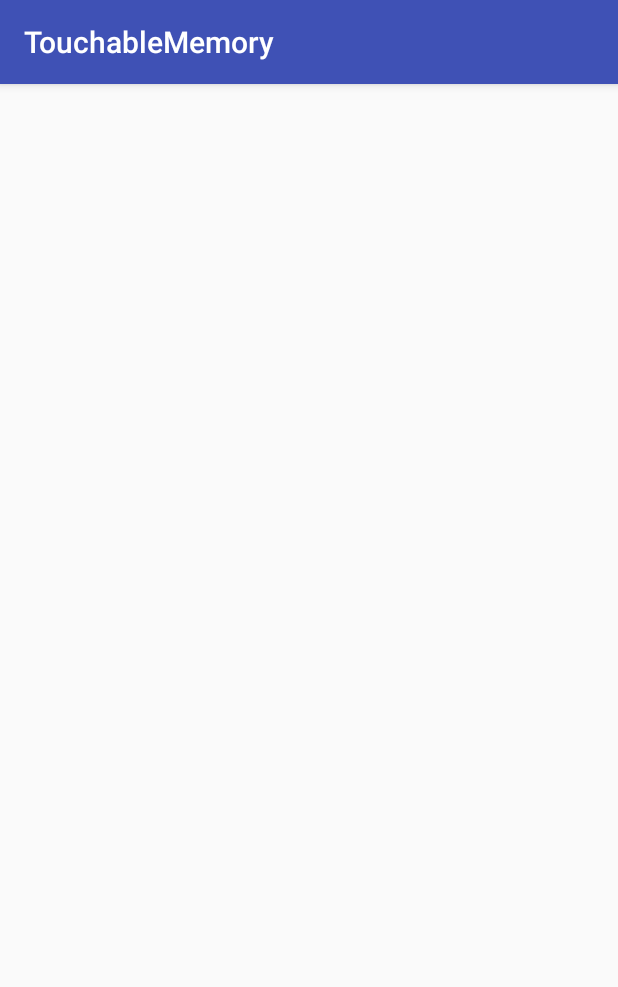
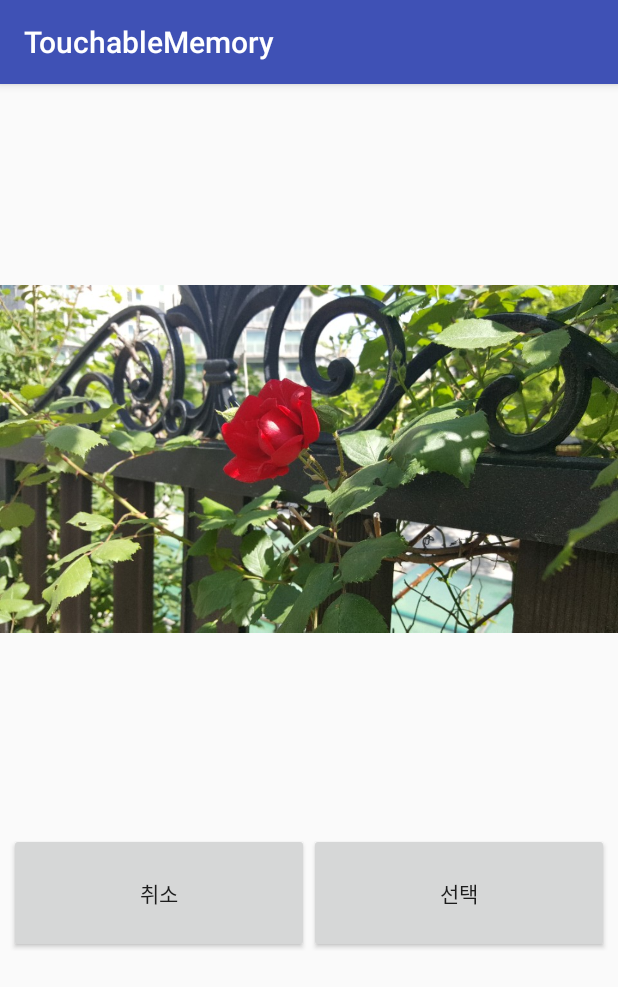
Before and after one commit to ParkSungmi/ButterflyEffect, an Android app: the Picture screen opened directly, with no data from a screen before it, on a phone screen of 412 x 824 dp. Shown: the top 987 px of the screen. Run offline under Robolectric (Android 15) with nearby library versions, the phone set to English and light mode, and no system bars; 2 statements that could not run were skipped.

Commit message:
add picture ui and pagerview components

```diff
--- /dev/null
+++ b/app/src/main/java/ajou/butterflyeffect/touchablememory/CustomAdapter.java
@@ -0,0 +1,47 @@
+package ajou.butterflyeffect.touchablememory;
+
+import android.support.v4.view.PagerAdapter;
+import android.view.LayoutInflater;
+import android.view.View;
+import android.view.ViewGroup;
+import android.widget.ImageView;
+
+/**
+ * Created by tpdlq on 2017-05-15.
+ */
+
+public class CustomAdapter extends PagerAdapter{
+
+    LayoutInflater inflater;
+
+    public CustomAdapter(LayoutInflater inflater){
+        this.inflater = inflater;
+    }
+
+
+    @Override
+    public int getCount() {
+        return 10;
+    }
+
+    @Override
+    public Object instantiateItem(ViewGroup container, int position) {
+        View view = null;
+        view = inflater.inflate(R.layout.viewpager_childview, null);
+        ImageView img = (ImageView)view.findViewById(R.id.img_viewpager_childimage);
+        img.setImageResource(R.drawable.rose);
+        container.addView(view);
+
+        return view;
+    }
+
+    @Override
+    public void destroyItem(ViewGroup container, int position, Object object) {
+        container.removeView((View)object);
+    }
+
+    @Override
+    public boolean isViewFromObject(View view, Object object) {
+        return view == object;
+    }
+}
--- a/app/src/main/java/ajou/butterflyeffect/touchablememory/Gallery.java
+++ b/app/src/main/java/ajou/butterflyeffect/touchablememory/Gallery.java
@@ -24,7 +24,7 @@ public class Gallery extends AppCompatActivity {
         super.onCreate(savedInstanceState);
         setContentView(R.layout.activity_gallery);
 
-        Button btn_cancel = (Button) findViewById(R.id.btn_cancel);
+        Button btn_cancel = (Button) findViewById(R.id.gallery_btn_cancel);
         btn_cancel.setOnClickListener(new View.OnClickListener() {
             @Override
             public void onClick(View v) {
--- a/app/src/main/res/layout/activity_gallery.xml
+++ b/app/src/main/res/layout/activity_gallery.xml
@@ -52,7 +52,7 @@
         android:layout_gravity="center">
 
         <Button
-            android:id="@+id/btn_cancel"
+            android:id="@+id/gallery_btn_cancel"
             android:layout_width="match_parent"
             android:layout_height="80dp"
             android:text="취소" />
--- a/app/src/main/res/layout/activity_picture.xml
+++ b/app/src/main/res/layout/activity_picture.xml
@@ -1,15 +1,42 @@
 <?xml version="1.0" encoding="utf-8"?>
-<android.support.constraint.ConstraintLayout xmlns:android="http://schemas.android.com/apk/res/android"
+<LinearLayout xmlns:android="http://schemas.android.com/apk/res/android"
     xmlns:app="http://schemas.android.com/apk/res-auto"
     xmlns:tools="http://schemas.android.com/tools"
     android:layout_width="match_parent"
     android:layout_height="match_parent"
-    tools:context="ajou.butterflyeffect.touchablememory.Picture">
+    tools:context="ajou.butterflyeffect.touchablememory.Picture"
+    android:orientation="vertical"
+    android:weightSum="1">
 
 
 
+    <android.support.v4.view.ViewPager
+        android:id="@+id/pager"
+        android:layout_width="match_parent"
+        android:layout_height="500dp">
+
+    </android.support.v4.view.ViewPager>
 
 
+    <LinearLayout
+        android:layout_width="match_parent"
+        android:layout_height="78dp"
+        android:orientation="horizontal"
+        tools:layout_editor_absoluteX="-6dp"
+        tools:layout_editor_absoluteY="428dp"
+        android:gravity="center">
 
+        <Button
+            android:id="@+id/picture_btn_cancel"
+            android:layout_width="200dp"
+            android:layout_height="80dp"
+            android:text="취소" />
 
-</android.support.constraint.ConstraintLayout>
+        <Button
+            android:id="@+id/picture_btn_select"
+            android:layout_width="200dp"
+            android:layout_height="80dp"
+            android:text="선택" />
+    </LinearLayout>
+
+</LinearLayout>
--- /dev/null
+++ b/app/src/main/res/layout/viewpager_childview.xml
@@ -0,0 +1,11 @@
+<?xml version="1.0" encoding="utf-8"?>
+<LinearLayout xmlns:android="http://schemas.android.com/apk/res/android"
+    android:layout_width="match_parent"
+    android:layout_height="match_parent">
+
+    <ImageView
+        android:id="@+id/img_viewpager_childimage"
+        android:layout_width="match_parent"
+        android:layout_height="match_parent"/>
+
+</LinearLayout>
```
Also changed, not shown: app/src/main/java/ajou/butterflyeffect/touchablememory/Picture.java (+124 -2 lines).
